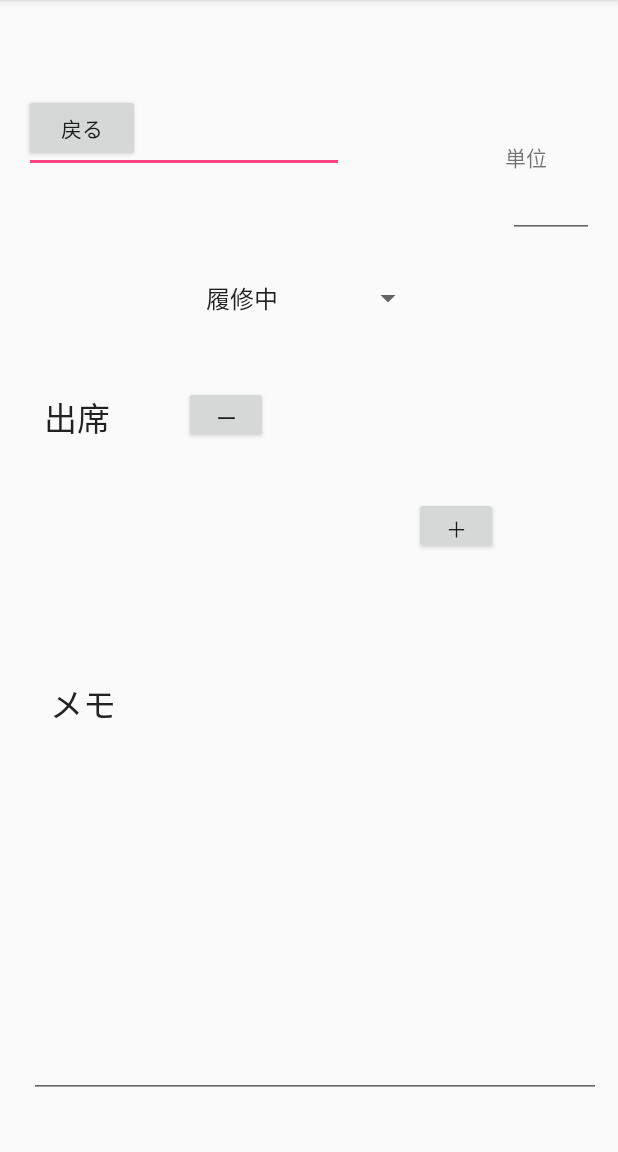
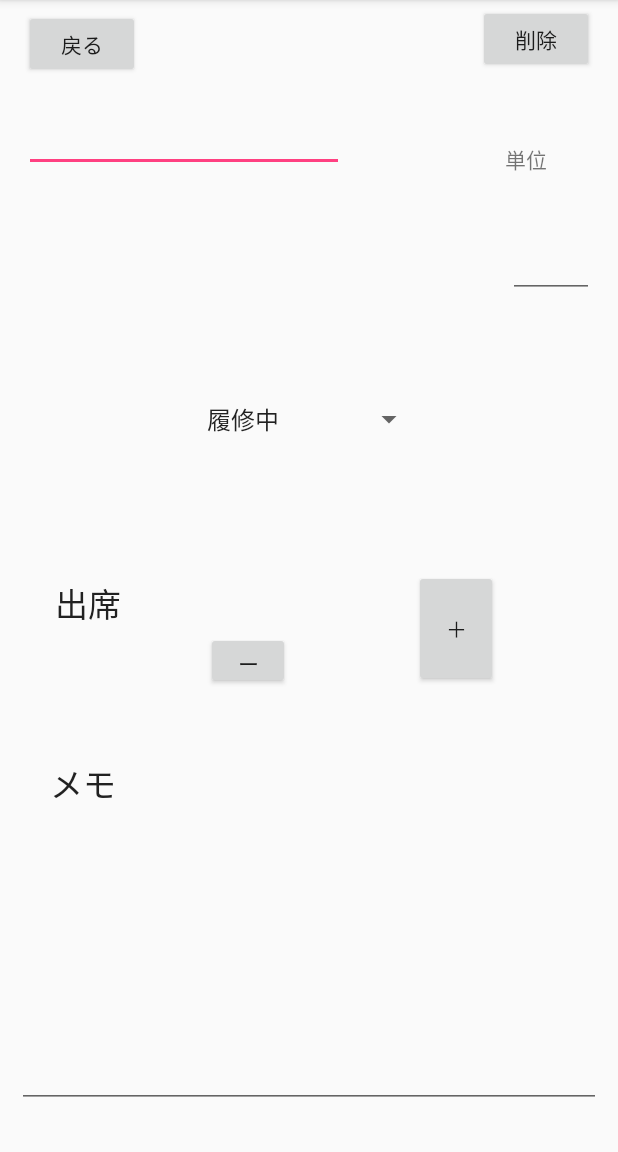
Before and after one commit to kazuyy14/RecordManager, an Android app: the DetailActivity screen opened directly, with no data from a screen before it, on a phone screen of 412 x 824 dp, the part 84-1236 px from its top. Run offline under Robolectric (Android 15) with nearby library versions, the phone set to English and light mode, and no system bars.

Commit message:
MainActivityとDetailActivityの遷移。削除機能の削除

```diff
--- a/app/src/main/java/com/example/kazu/recordmanager/DetailActivity.java
+++ b/app/src/main/java/com/example/kazu/recordmanager/DetailActivity.java
@@ -1,7 +1,9 @@
 package com.example.kazu.recordmanager;
 
+import android.content.Intent;
 import android.support.v7.app.AppCompatActivity;
 import android.os.Bundle;
+import android.view.View;
 
 public class DetailActivity extends AppCompatActivity {
 
@@ -9,6 +11,15 @@ public class DetailActivity extends AppCompatActivity {
     protected void onCreate(Bundle savedInstanceState) {
         super.onCreate(savedInstanceState);
         setContentView(R.layout.activity_detail);
+
+        View backButton = findViewById(R.id.backButton);
+        backButton.setOnClickListener(new View.OnClickListener() {
+            @Override
+            public void onClick(View v) {
+                Intent intent = new Intent(getApplication(),MainActivity.class);
+                startActivity(intent);
+            }
+        });
     }
 
 
--- a/app/src/main/java/com/example/kazu/recordmanager/MainActivity.java
+++ b/app/src/main/java/com/example/kazu/recordmanager/MainActivity.java
@@ -2,6 +2,7 @@ package com.example.kazu.recordmanager;
 
 import android.content.Context;
 import android.content.DialogInterface;
+import android.content.Intent;
 import android.content.SharedPreferences;
 import android.support.v7.app.AlertDialog;
 import android.support.v7.app.AppCompatActivity;
@@ -86,14 +87,8 @@ public class MainActivity extends AppCompatActivity {
 
                 String point = items.get(pos);
 
-                new AlertDialog.Builder(parent.getContext()).setTitle("注意").setMessage(point + " を削除してもよろしいですか").setPositiveButton("OK", new DialogInterface.OnClickListener() {
-                    @Override
-                    public void onClick(DialogInterface dialog, int which) {
-                        items.remove(pos);
-                        arrayAdapter.notifyDataSetChanged();
-                        saveList(getApplicationContext(),"subject",items);
-                    }
-                }).setNegativeButton("NO",null).show();
+                Intent intent = new Intent(getApplication(),DetailActivity.class);
+                startActivity(intent);
 
             }
         });
--- a/app/src/main/res/layout/activity_detail.xml
+++ b/app/src/main/res/layout/activity_detail.xml
@@ -11,146 +11,154 @@
         android:id="@+id/recordName"
         android:layout_width="wrap_content"
         android:layout_height="wrap_content"
-        android:layout_marginBottom="143dp"
         android:layout_marginStart="16dp"
-        android:layout_marginTop="70dp"
+        android:layout_marginTop="69dp"
         android:ems="10"
         android:inputType="textPersonName"
-        app:layout_constraintBottom_toTopOf="@+id/attendanceScore"
         app:layout_constraintStart_toStartOf="parent"
         app:layout_constraintTop_toTopOf="parent" />
 
     <TextView
         android:id="@+id/attendanceScore"
-        android:layout_width="0dp"
-        android:layout_height="0dp"
-        android:layout_marginBottom="307dp"
-        android:layout_marginEnd="149dp"
+        android:layout_width="57dp"
+        android:layout_height="38dp"
+        android:layout_marginBottom="101dp"
+        android:layout_marginStart="13dp"
         android:ems="10"
         android:inputType="numberDecimal"
-        app:layout_constraintBottom_toBottomOf="parent"
-        app:layout_constraintEnd_toEndOf="parent"
-        app:layout_constraintStart_toEndOf="@+id/attendance"
-        app:layout_constraintTop_toBottomOf="@+id/recordName" />
+        app:layout_constraintBottom_toTopOf="@+id/freeSpace"
+        app:layout_constraintStart_toEndOf="@+id/minus" />
 
     <EditText
         android:id="@+id/unitScore"
-        android:layout_width="57dp"
+        android:layout_width="0dp"
         android:layout_height="43dp"
-        android:layout_marginEnd="8dp"
-        android:layout_marginStart="8dp"
+        android:layout_marginBottom="64dp"
+        android:layout_marginStart="2dp"
+        android:layout_marginTop="65dp"
         android:ems="10"
         android:inputType="numberDecimal"
-        app:layout_constraintEnd_toEndOf="parent"
-        app:layout_constraintHorizontal_bias="0.976"
-        app:layout_constraintStart_toStartOf="parent"
-        app:layout_constraintTop_toBottomOf="@+id/recordName" />
+        app:layout_constraintBottom_toBottomOf="@+id/spinner"
+        app:layout_constraintEnd_toEndOf="@+id/button3"
+        app:layout_constraintStart_toStartOf="@+id/unit"
+        app:layout_constraintTop_toBottomOf="@+id/button3" />
 
     <Spinner
         android:id="@+id/spinner"
         android:layout_width="153dp"
         android:layout_height="48dp"
-        android:layout_marginEnd="8dp"
-        android:layout_marginStart="8dp"
-        android:layout_marginTop="16dp"
+        android:layout_marginBottom="74dp"
+        android:layout_marginTop="78dp"
         android:entries="@array/list"
         android:spinnerMode="dialog"
-        app:layout_constraintEnd_toEndOf="parent"
-        app:layout_constraintStart_toStartOf="parent"
-        app:layout_constraintTop_toBottomOf="@+id/unitScore" />
+        app:layout_constraintBottom_toBottomOf="@+id/minus"
+        app:layout_constraintEnd_toStartOf="@+id/attendanceScore"
+        app:layout_constraintStart_toStartOf="@+id/attendanceScore"
+        app:layout_constraintTop_toTopOf="@+id/unit" />
 
     <TextView
         android:id="@+id/attendance"
-        android:layout_width="0dp"
+        android:layout_width="85dp"
         android:layout_height="44dp"
-        android:layout_marginEnd="105dp"
+        android:layout_marginBottom="82dp"
         android:layout_marginStart="16dp"
-        android:layout_marginTop="256dp"
+        android:layout_marginTop="83dp"
         android:gravity="center"
         android:text="@string/textAttendance"
         android:textAppearance="@android:style/TextAppearance.Material.Large"
-        app:layout_constraintEnd_toStartOf="@+id/attendanceScore"
+        app:layout_constraintBottom_toBottomOf="@+id/memo"
         app:layout_constraintStart_toStartOf="parent"
-        app:layout_constraintTop_toTopOf="parent" />
+        app:layout_constraintTop_toTopOf="@+id/spinner" />
 
     <Button
         android:id="@+id/backButton"
         android:layout_width="77dp"
         android:layout_height="45dp"
-        android:layout_marginBottom="290dp"
+        android:layout_marginBottom="17dp"
+        android:layout_marginEnd="225dp"
         android:layout_marginStart="16dp"
-        android:layout_marginTop="16dp"
+        android:layout_marginTop="7dp"
         android:elevation="0dp"
         android:text="@string/back"
-        app:layout_constraintBottom_toTopOf="@+id/memo"
+        app:layout_constraintBottom_toTopOf="@+id/recordName"
+        app:layout_constraintEnd_toStartOf="@+id/button3"
         app:layout_constraintStart_toStartOf="parent"
-        app:layout_constraintTop_toTopOf="parent" />
+        app:layout_constraintTop_toTopOf="parent"
+        app:layout_constraintVertical_bias="1.0" />
 
     <Button
         android:id="@+id/plus"
         android:layout_width="56dp"
-        android:layout_height="38dp"
-        android:layout_marginBottom="8dp"
-        android:layout_marginEnd="80dp"
-        android:layout_marginTop="8dp"
+        android:layout_height="0dp"
+        android:layout_marginBottom="1dp"
+        android:layout_marginEnd="69dp"
+        android:layout_marginStart="69dp"
         android:text="@string/plus"
-        app:layout_constraintBottom_toBottomOf="parent"
-        app:layout_constraintEnd_toEndOf="parent"
-        app:layout_constraintTop_toTopOf="parent"
-        app:layout_constraintVertical_bias="0.453" />
+        app:layout_constraintBottom_toBottomOf="@+id/attendanceScore"
+        app:layout_constraintEnd_toEndOf="@+id/freeSpace"
+        app:layout_constraintStart_toStartOf="@+id/attendanceScore"
+        app:layout_constraintTop_toTopOf="@+id/attendance" />
 
     <Button
         android:id="@+id/minus"
         android:layout_width="56dp"
-        android:layout_height="38dp"
-        android:layout_marginBottom="8dp"
-        android:layout_marginEnd="8dp"
-        android:layout_marginStart="8dp"
-        android:layout_marginTop="256dp"
+        android:layout_height="0dp"
+        android:layout_marginEnd="36dp"
+        android:layout_marginStart="36dp"
         android:text="@string/minus"
-        app:layout_constraintBottom_toBottomOf="parent"
-        app:layout_constraintEnd_toStartOf="@+id/attendanceScore"
-        app:layout_constraintHorizontal_bias="0.848"
+        app:layout_constraintBottom_toBottomOf="@+id/attendanceScore"
+        app:layout_constraintEnd_toEndOf="@+id/recordName"
         app:layout_constraintStart_toEndOf="@+id/attendance"
-        app:layout_constraintTop_toTopOf="parent"
-        app:layout_constraintVertical_bias="0.003" />
+        app:layout_constraintTop_toTopOf="@+id/attendanceScore" />
 
     <TextView
         android:id="@+id/memo"
         android:layout_width="79dp"
         android:layout_height="49dp"
-        android:layout_marginBottom="228dp"
+        android:layout_marginBottom="221dp"
         android:layout_marginStart="16dp"
         android:gravity="center"
         android:text="@string/memo"
         android:textAppearance="@style/TextAppearance.AppCompat.Large"
         app:layout_constraintBottom_toBottomOf="parent"
-        app:layout_constraintStart_toStartOf="parent"
-        app:layout_constraintTop_toBottomOf="@+id/backButton" />
+        app:layout_constraintStart_toStartOf="parent" />
 
     <TextView
         android:id="@+id/unit"
         android:layout_width="wrap_content"
         android:layout_height="wrap_content"
-        android:layout_marginEnd="31dp"
+        android:layout_marginEnd="47dp"
+        android:layout_marginTop="95dp"
         android:text="@string/unit"
-        app:layout_constraintBottom_toTopOf="@+id/unitScore"
-        app:layout_constraintEnd_toEndOf="@+id/unitScore" />
+        app:layout_constraintEnd_toEndOf="parent"
+        app:layout_constraintTop_toTopOf="parent" />
 
     <EditText
         android:id="@+id/freeSpace"
-        android:layout_width="381dp"
-        android:layout_height="178dp"
-        android:layout_marginBottom="8dp"
-        android:layout_marginEnd="8dp"
-        android:layout_marginStart="16dp"
-        android:layout_marginTop="8dp"
+        android:layout_width="0dp"
+        android:layout_height="0dp"
+        android:layout_marginBottom="29dp"
+        android:layout_marginEnd="11dp"
+        android:layout_marginStart="11dp"
+        android:layout_marginTop="14dp"
         android:ems="10"
         android:inputType="textPersonName"
         app:layout_constraintBottom_toBottomOf="parent"
         app:layout_constraintEnd_toEndOf="parent"
-        app:layout_constraintHorizontal_bias="0.47"
         app:layout_constraintStart_toStartOf="parent"
+        app:layout_constraintTop_toBottomOf="@+id/memo" />
+
+    <Button
+        android:id="@+id/button3"
+        android:layout_width="77dp"
+        android:layout_height="45dp"
+        android:layout_marginBottom="3dp"
+        android:layout_marginEnd="16dp"
+        android:layout_marginTop="4dp"
+        android:text="@string/delRecord"
+        app:layout_constraintBottom_toBottomOf="@+id/backButton"
+        app:layout_constraintEnd_toEndOf="parent"
+        app:layout_constraintStart_toEndOf="@+id/backButton"
         app:layout_constraintTop_toTopOf="parent"
-        app:layout_constraintVertical_bias="0.951" />
+        app:layout_constraintVertical_bias="1.0" />
 </android.support.constraint.ConstraintLayout>
--- a/app/src/main/res/values/strings.xml
+++ b/app/src/main/res/values/strings.xml
@@ -2,6 +2,7 @@
     <string name="app_name">Record Manager</string>
     <string name="addItem">追加</string>
     <string name="delItem">全削除</string>
+    <string name="delRecord">削除</string>
     <string name="back">戻る</string>
     <string name="plus">＋</string>
     <string name="minus">ー</string>
```
